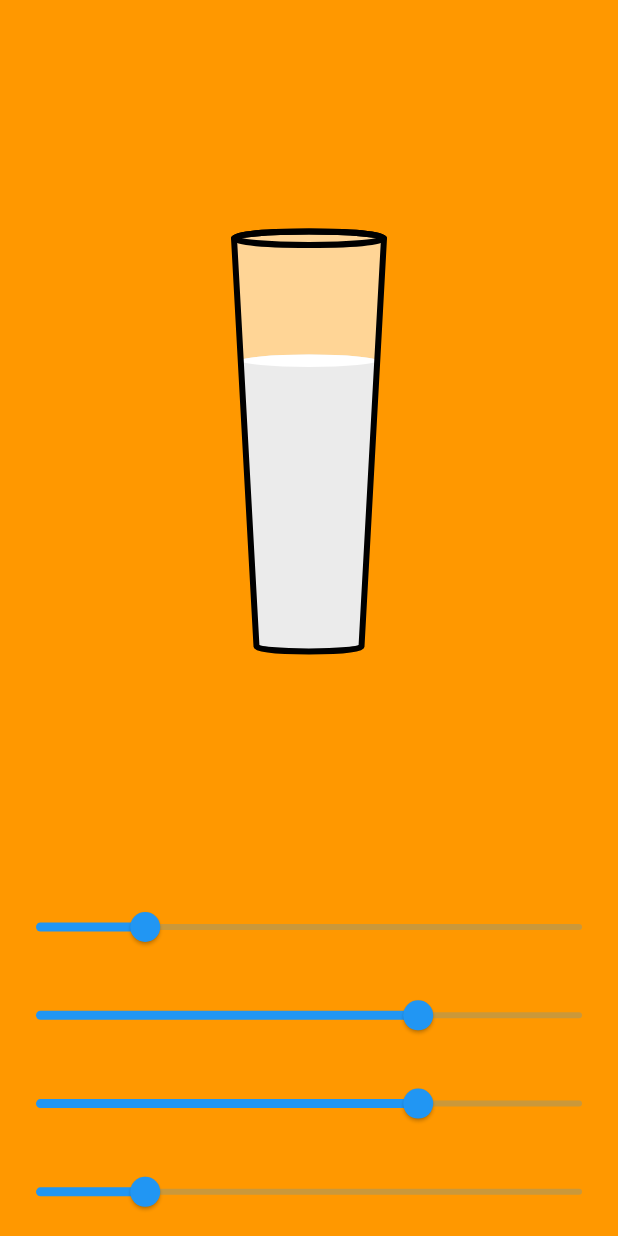
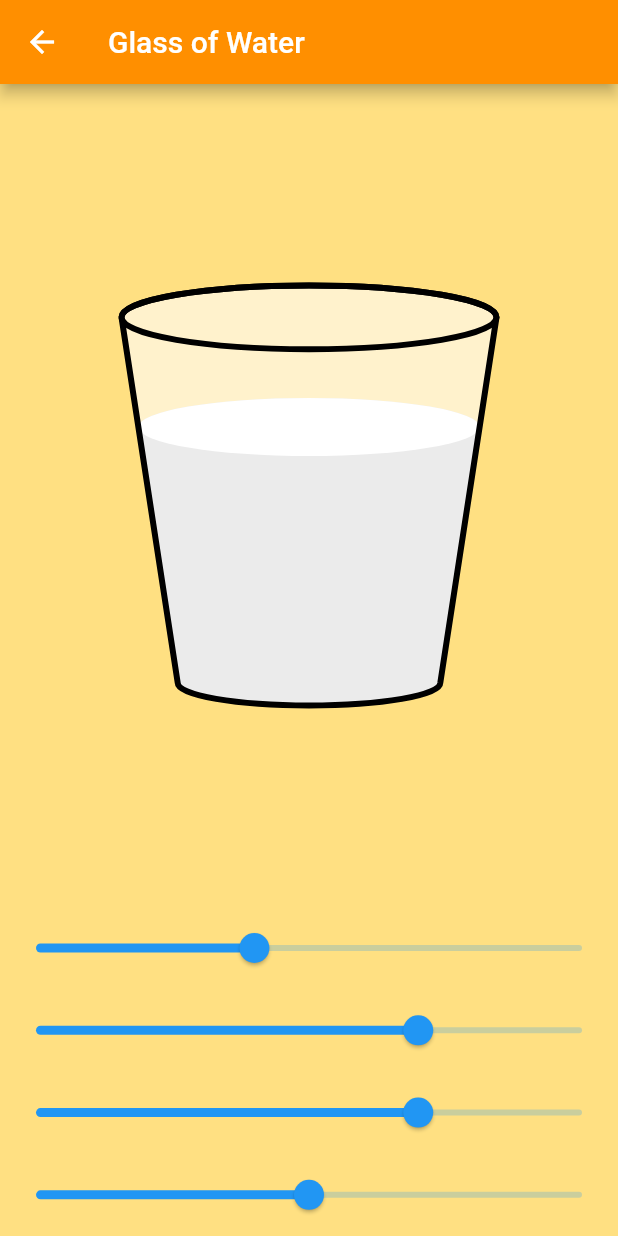
Before and after one commit to we-mohd-i001/flutter_advanced, a Flutter app: the screen it shows after launch, after a tap on "Glass of Liquid", on a phone screen of 412 x 824 dp. Run offline on Flutter 3.47's test engine with Material 2 defaults, Android fonts, the phone set to English and light mode, and no system bars.

```diff
--- a/lib/advancedtopics/custompaint/custom_paint_1.dart
+++ b/lib/advancedtopics/custompaint/custom_paint_1.dart
@@ -9,15 +9,17 @@ class CustomPaint1 extends StatefulWidget {
 }
 
 class _CustomPaint1State extends State<CustomPaint1> {
-  double skew = 0.2;
+  double skew = 0.4;
   double fullness = 0.7;
   double ratio = 0.7;
-  double cupWidth = 0.2;
+  double cupWidth = 0.5;
   @override
   Widget build(BuildContext context) {
 
     return Scaffold(
-      backgroundColor: Colors.orange,
+      appBar: AppBar(title: Text('Glass of Water'),
+      backgroundColor: Colors.amber.shade800,),
+      backgroundColor: Colors.amber.shade200,
       body: SafeArea(
         child: Column(
           children: [
--- a/lib/main.dart
+++ b/lib/main.dart
@@ -19,6 +19,7 @@ class MyApp extends StatelessWidget {
       routes: {
         '/' : (context) => HomeScreen(),
         '/liquid': (context) => CustomPaint1(),
+        '/mario' : (context) =>
       },
     );
   }
--- a/lib/presentation/screens/home_screen.dart
+++ b/lib/presentation/screens/home_screen.dart
@@ -15,7 +15,11 @@ class HomeScreen extends StatelessWidget {
             children: [
               ElevatedButton(onPressed: (){
                 Navigator.pushNamed(context, '/liquid');
-              }, child: const Text('Glass of Liquid'))
+              }, child: Container(
+                  width: 200,child: Center(child: const Text('Glass of Liquid')))),
+              ElevatedButton(onPressed: (){
+                Navigator.pushNamed(context, '/mario');
+              }, child: Container(width: 200,child: Center(child: const Text('Mario Jump Animation')))),
             ],
           ),
         ),
```
Also changed, not shown: lib/advancedtopics/mario_animation/mario_jump_animation.dart (added).
